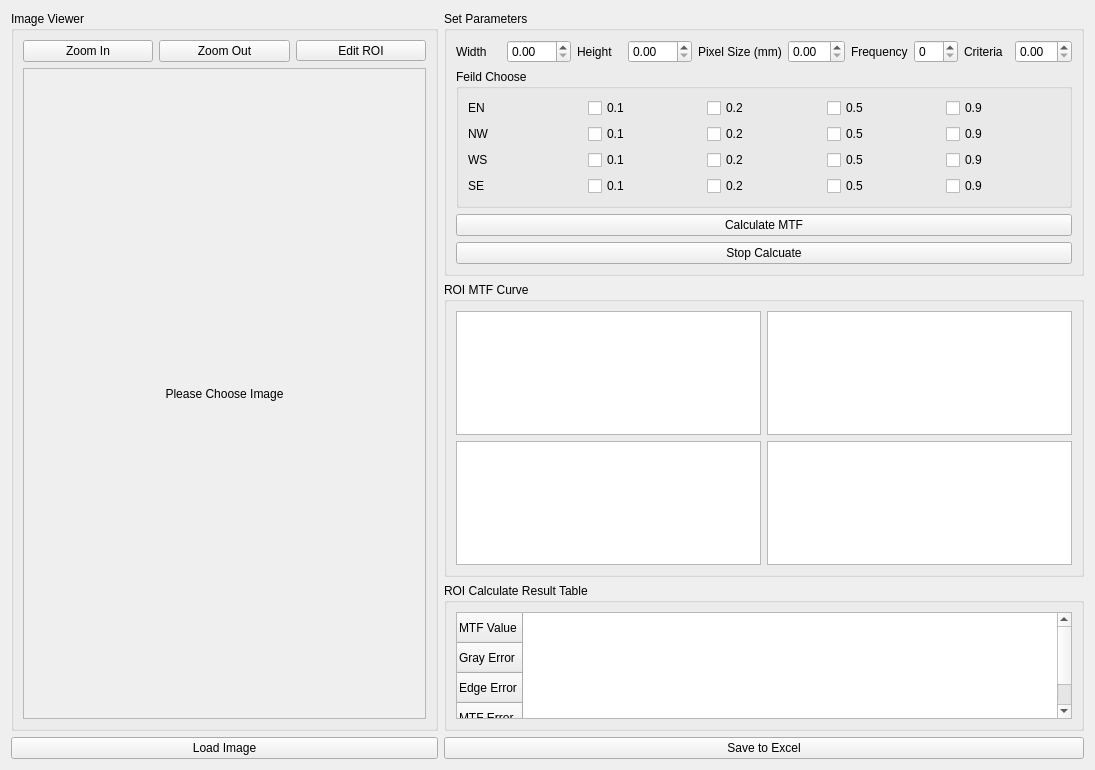
The window that lnxmtfprototype.ui (Wanncye/MechMindQtMTF) describes before a commit, drawn with Qt 5.
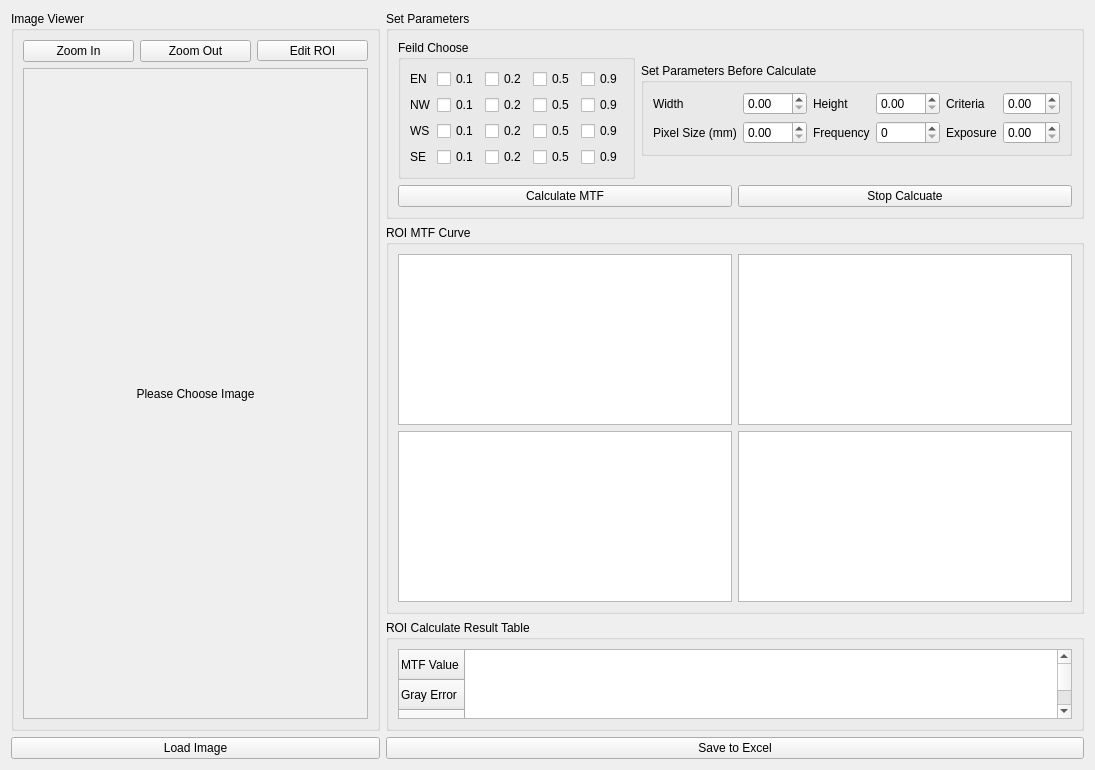
The same window after the commit. Custom widgets are drawn as their Qt base class.

Commit message: 调整界面

The edit to the form file:
```diff
--- a/lnxmtfprototype.ui
+++ b/lnxmtfprototype.ui
@@ -119,7 +119,7 @@
     </layout>
    </item>
    <item>
-    <layout class="QVBoxLayout" name="operatorPart" stretch="1,4,2,1">
+    <layout class="QVBoxLayout" name="operatorPart" stretch="1,10,2,1">
      <property name="sizeConstraint">
       <enum>QLayout::SetMaximumSize</enum>
      </property>
@@ -130,104 +130,27 @@
        </property>
        <layout class="QVBoxLayout" name="verticalLayout_4">
         <item>
-         <layout class="QHBoxLayout" name="horizontalLayout">
-          <property name="sizeConstraint">
-           <enum>QLayout::SetMaximumSize</enum>
-          </property>
-          <item>
-           <widget class="QLabel" name="label_6">
-            <property name="text">
-             <string>Width</string>
-            </property>
-           </widget>
-          </item>
-          <item>
-           <widget class="QDoubleSpinBox" name="roiWidth">
-            <property name="maximum">
-             <double>999.990000000000009</double>
-            </property>
-           </widget>
-          </item>
-          <item>
-           <widget class="QLabel" name="label_7">
-            <property name="text">
-             <string>Height</string>
-            </property>
-           </widget>
-          </item>
-          <item>
-           <widget class="QDoubleSpinBox" name="roiHeight">
-            <property name="maximum">
-             <double>999.990000000000009</double>
-            </property>
-           </widget>
-          </item>
-          <item>
-           <widget class="QLabel" name="label">
-            <property name="text">
-             <string>Pixel Size (mm)</string>
-            </property>
-           </widget>
-          </item>
-          <item>
-           <widget class="QDoubleSpinBox" name="pixelSize"/>
-          </item>
-          <item>
-           <widget class="QLabel" name="label_8">
-            <property name="text">
-             <string>Frequency</string>
-            </property>
-           </widget>
-          </item>
-          <item>
-           <widget class="QSpinBox" name="frequency"/>
-          </item>
-          <item>
-           <widget class="QLabel" name="label_9">
-            <property name="text">
-             <string>Criteria</string>
-            </property>
-           </widget>
-          </item>
-          <item>
-           <widget class="QDoubleSpinBox" name="criteria"/>
-          </item>
-         </layout>
-        </item>
+         <layout class="QHBoxLayout" name="horizontalLayout_5">
         <item>
          <widget class="QGroupBox" name="groupBox_5">
           <property name="title">
            <string>Feild Choose</string>
           </property>
           <layout class="QGridLayout" name="gridLayout_2">
-           <item row="0" column="2">
-            <widget class="QCheckBox" name="EN02">
-             <property name="text">
-              <string>0.2</string>
-             </property>
-            </widget>
-           </item>
-           <item row="0" column="1">
-            <widget class="QCheckBox" name="EN01">
+             <item row="2" column="1">
+              <widget class="QCheckBox" name="WS01">
              <property name="text">
               <string>0.1</string>
              </property>
             </widget>
            </item>
-           <item row="0" column="3">
-            <widget class="QCheckBox" name="EN05">
+             <item row="3" column="3">
+              <widget class="QCheckBox" name="SE05">
              <property name="text">
               <string>0.5</string>
              </property>
             </widget>
            </item>
-           <item row="0" column="0">
-            <widget class="QLabel" name="label_2">
-             <property name="text">
-              <string>EN</string>
-             </property>
-            </widget>
-           </item>
            <item row="2" column="0">
             <widget class="QLabel" name="label_4">
              <property name="text">
@@ -235,13 +158,6 @@
              </property>
             </widget>
            </item>
-           <item row="0" column="4">
-            <widget class="QCheckBox" name="EN09">
-             <property name="text">
-              <string>0.9</string>
-             </property>
-            </widget>
-           </item>
            <item row="1" column="0">
             <widget class="QLabel" name="label_3">
              <property name="text">
@@ -249,17 +165,17 @@
              </property>
             </widget>
            </item>
-           <item row="3" column="0">
-            <widget class="QLabel" name="label_5">
+             <item row="0" column="3">
+              <widget class="QCheckBox" name="EN05">
              <property name="text">
-              <string>SE</string>
+                <string>0.5</string>
              </property>
             </widget>
            </item>
-           <item row="1" column="1">
-            <widget class="QCheckBox" name="NW01">
+             <item row="0" column="0">
+              <widget class="QLabel" name="label_2">
              <property name="text">
-              <string>0.1</string>
+                <string>EN</string>
              </property>
             </widget>
            </item>
@@ -270,6 +186,34 @@
              </property>
             </widget>
            </item>
+             <item row="1" column="1">
+              <widget class="QCheckBox" name="NW01">
+               <property name="text">
+                <string>0.1</string>
+               </property>
+              </widget>
+             </item>
+             <item row="0" column="1">
+              <widget class="QCheckBox" name="EN01">
+               <property name="text">
+                <string>0.1</string>
+               </property>
+              </widget>
+             </item>
+             <item row="3" column="2">
+              <widget class="QCheckBox" name="SE02">
+               <property name="text">
+                <string>0.2</string>
+               </property>
+              </widget>
+             </item>
+             <item row="3" column="4">
+              <widget class="QCheckBox" name="SE09">
+               <property name="text">
+                <string>0.9</string>
+               </property>
+              </widget>
+             </item>
            <item row="1" column="3">
             <widget class="QCheckBox" name="NW05">
              <property name="text">
@@ -277,6 +221,13 @@
              </property>
             </widget>
            </item>
+             <item row="0" column="4">
+              <widget class="QCheckBox" name="EN09">
+               <property name="text">
+                <string>0.9</string>
+               </property>
+              </widget>
+             </item>
            <item row="1" column="4">
             <widget class="QCheckBox" name="NW09">
              <property name="text">
@@ -284,20 +235,13 @@
              </property>
             </widget>
            </item>
-           <item row="2" column="1">
-            <widget class="QCheckBox" name="WS01">
+             <item row="3" column="1">
+              <widget class="QCheckBox" name="SE01">
              <property name="text">
               <string>0.1</string>
              </property>
             </widget>
            </item>
-           <item row="2" column="2">
-            <widget class="QCheckBox" name="WS02">
-             <property name="text">
-              <string>0.2</string>
-             </property>
-            </widget>
-           </item>
            <item row="2" column="3">
             <widget class="QCheckBox" name="WS05">
              <property name="text">
@@ -305,6 +249,13 @@
              </property>
             </widget>
            </item>
+             <item row="3" column="0">
+              <widget class="QLabel" name="label_5">
+               <property name="text">
+                <string>SE</string>
+               </property>
+              </widget>
+             </item>
            <item row="2" column="4">
             <widget class="QCheckBox" name="WS09">
              <property name="text">
@@ -312,37 +263,107 @@
              </property>
             </widget>
            </item>
-           <item row="3" column="1">
-            <widget class="QCheckBox" name="SE01">
+             <item row="2" column="2">
+              <widget class="QCheckBox" name="WS02">
              <property name="text">
-              <string>0.1</string>
+                <string>0.2</string>
              </property>
             </widget>
            </item>
-           <item row="3" column="2">
-            <widget class="QCheckBox" name="SE02">
+             <item row="0" column="2">
+              <widget class="QCheckBox" name="EN02">
              <property name="text">
               <string>0.2</string>
              </property>
             </widget>
            </item>
-           <item row="3" column="3">
-            <widget class="QCheckBox" name="SE05">
+            </layout>
+           </widget>
+          </item>
+          <item>
+           <widget class="QGroupBox" name="parameterGroupBox">
+            <property name="title">
+             <string>Set Parameters Before Calculate</string>
+            </property>
+            <layout class="QGridLayout" name="gridLayout_3">
+             <property name="sizeConstraint">
+              <enum>QLayout::SetMaximumSize</enum>
+             </property>
+             <item row="0" column="1">
+              <widget class="QDoubleSpinBox" name="roiWidth">
+               <property name="maximum">
+                <double>999.990000000000009</double>
+               </property>
+              </widget>
+             </item>
+             <item row="0" column="8">
+              <widget class="QLabel" name="label_9">
              <property name="text">
-              <string>0.5</string>
+                <string>Criteria</string>
              </property>
             </widget>
            </item>
-           <item row="3" column="4">
-            <widget class="QCheckBox" name="SE09">
+             <item row="0" column="0">
+              <widget class="QLabel" name="label_6">
              <property name="text">
-              <string>0.9</string>
+                <string>Width</string>
              </property>
             </widget>
            </item>
+             <item row="0" column="3">
+              <widget class="QDoubleSpinBox" name="roiHeight">
+               <property name="maximum">
+                <double>999.990000000000009</double>
+               </property>
+              </widget>
+             </item>
+             <item row="0" column="9">
+              <widget class="QDoubleSpinBox" name="criteria"/>
+             </item>
+             <item row="0" column="2">
+              <widget class="QLabel" name="label_7">
+               <property name="text">
+                <string>Height</string>
+               </property>
+              </widget>
+             </item>
+             <item row="1" column="0">
+              <widget class="QLabel" name="label">
+               <property name="text">
+                <string>Pixel Size (mm)</string>
+               </property>
+              </widget>
+             </item>
+             <item row="1" column="1">
+              <widget class="QDoubleSpinBox" name="pixelSize"/>
+             </item>
+             <item row="1" column="2">
+              <widget class="QLabel" name="label_8">
+               <property name="text">
+                <string>Frequency</string>
+               </property>
+              </widget>
+             </item>
+             <item row="1" column="3">
+              <widget class="QSpinBox" name="frequency"/>
+             </item>
+             <item row="1" column="8">
+              <widget class="QLabel" name="label_10">
+               <property name="text">
+                <string>Exposure</string>
+               </property>
+              </widget>
+             </item>
+             <item row="1" column="9">
+              <widget class="QDoubleSpinBox" name="exposureTime"/>
+             </item>
           </layout>
          </widget>
         </item>
+         </layout>
+        </item>
+        <item>
+         <layout class="QHBoxLayout" name="horizontalLayout_2">
         <item>
          <widget class="QPushButton" name="calcMTF">
           <property name="text">
@@ -356,6 +377,8 @@
            <string>Stop Calcuate</string>
           </property>
          </widget>
+          </item>
+         </layout>
         </item>
        </layout>
       </widget>
```
Lines whose indentation alone changed are shown as unchanged. The commit also changes 2 other files.
